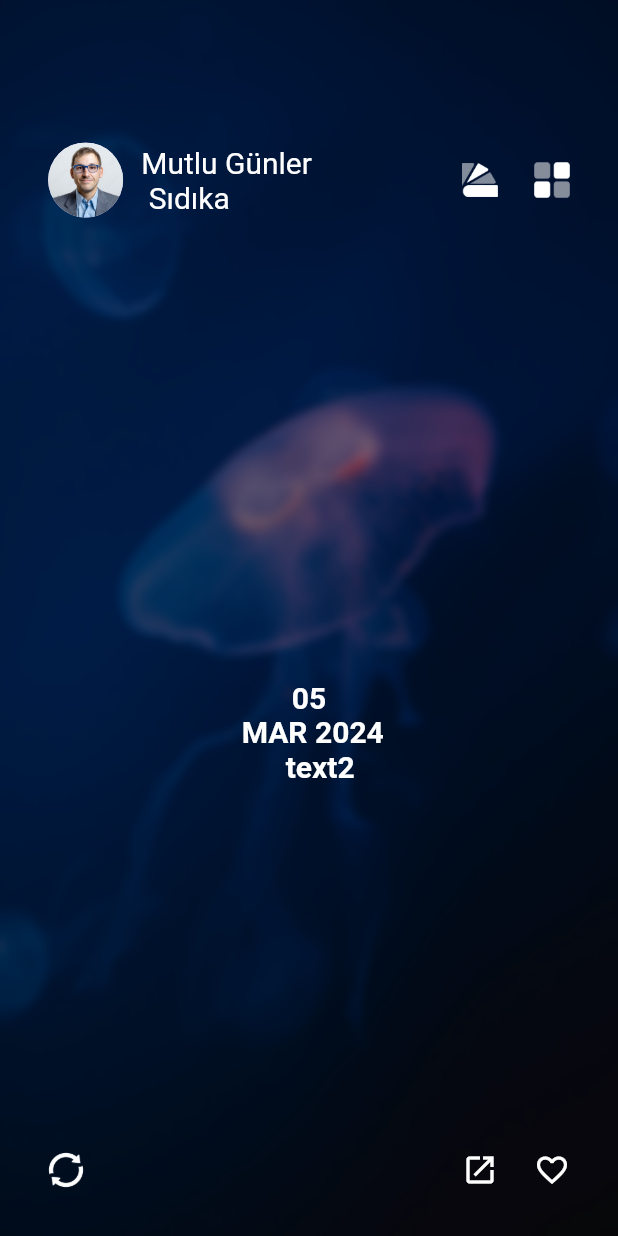
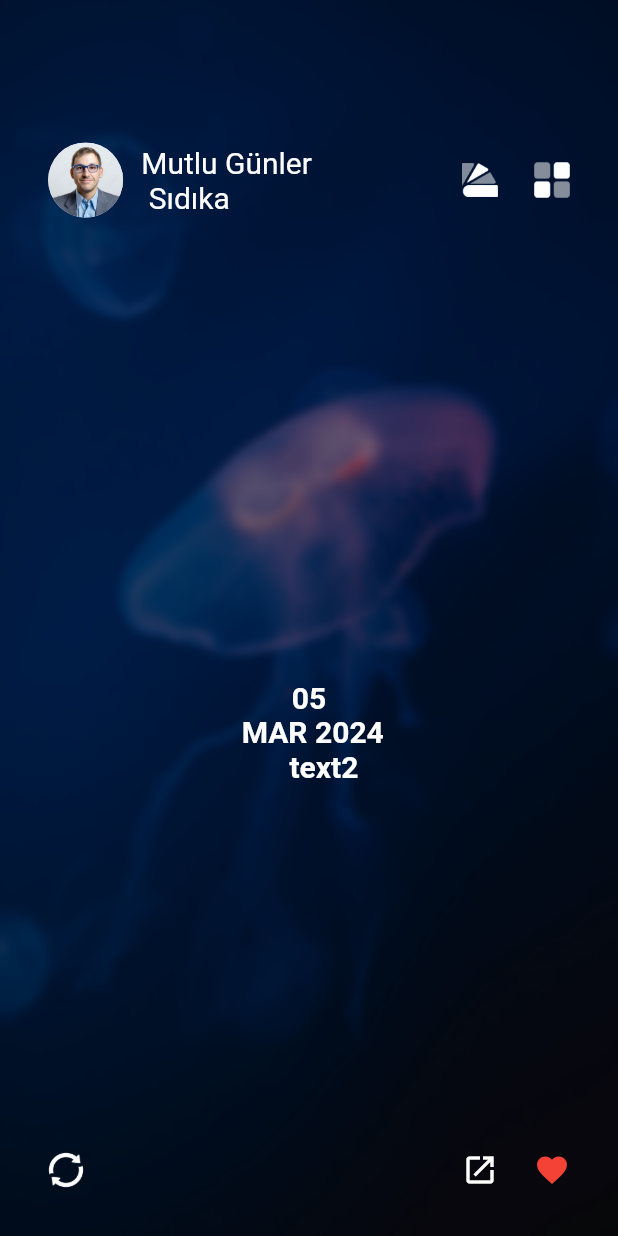
Before and after one commit to sdkozcan1/line_moti, a Flutter app: the screen it shows after launch, after a tap on the "favorite outline" icon, on a phone screen of 412 x 824 dp. Run offline on Flutter 3.47's test engine with Material 3 defaults, Android fonts, the phone set to English and light mode, and no system bars; our stand-ins replace google_fonts, hive_flutter, page_transition; accounts and stored records are empty; Roboto replaces fonts that are missing (Aboreto).

Commit message:
hive işlemleri tamamlandı favori sayfasına ekleniyor sayfadan siliniyor favori iconu çalışıyor

```diff
--- a/lib/main.dart
+++ b/lib/main.dart
@@ -2,32 +2,30 @@ import 'dart:ui';
 import 'package:flutter/material.dart';
 import 'package:google_fonts/google_fonts.dart';
 import 'package:hive_flutter/hive_flutter.dart';
+import 'package:mor_motivasyon/favoritPage.dart';
 import 'package:mor_motivasyon/kategoriModel.dart';
 import 'package:mor_motivasyon/kategori_cart.dart';
 import 'package:mor_motivasyon/splashScreen.dart';
 import 'package:page_transition/page_transition.dart';
 
-const textAndkategoriBox = 'textAndkategori_box';
-var textAndkategoriMap = [
-  {"id": "1", "kategori": "ktg1", "text": "text1"},
-  {"id": "2", "kategori": "ktg2", "text": "text2"},
-  {"id": "3", "kategori": "ktg3", "text": "text3"},
+const textFavoriBox = 'Boxfavori';
+var textList = [
+  {"id": 1, "kategori": "ktg1", "text": "text1"},
+  {"id": 2, "kategori": "ktg2", "text": "text2"},
+  {"id": 3, "kategori": "ktg3", "text": "text3"},
 ];
 void main() async {
-  /* Hive  id,kategori ,text leri veri tabanına aldık ve bu init etmek ve box açmak için gerkeli kod ve verileri göndermek için */
-  WidgetsFlutterBinding.ensureInitialized();
+  /* Hive  init ve openBox */
   await Hive.initFlutter();
-  await Hive.openBox(textAndkategoriBox);
-  var favoriBox = Hive.box(textAndkategoriBox);
-  await favoriBox.putAll(textAndkategoriMap
-      .asMap()
-      .map((key, value) => MapEntry(key.toString(), value)));
+  await Hive.openBox(textFavoriBox);
+
   /* -------------------------------- */
   runApp(MaterialApp(
     initialRoute: '/splash',
     routes: {
       '/splash': (context) => SplashScreen(),
       '/home': (context) => MainPage(),
+      '/favori': (context) => FavoritePage(),
 
       // Add other routes for your app screens here
     },
@@ -43,13 +41,11 @@ class MainPage extends StatefulWidget {
 
 class _MainPageState extends State<MainPage> {
   late Future<MyData> futureData;
-  late Box textKategoriBox;
 
   @override
   void initState() {
     super.initState();
     /* Boxı çağırdık ve uygulama için veri kazanımı yavaşlatmıyor */
-    textKategoriBox = Hive.box(textAndkategoriBox);
 
     futureData = loadMyData();
   }
@@ -68,28 +64,45 @@ class _MainPageState extends State<MainPage> {
     'Pacifico'
   ];
 /* Anasayfadaki texti değiştirme fonksiyonu bu fonksiyon mainpage 3 icon da olan async icon butonu tıklandığında gerçekleşecek */
-  var index = 0;
+  var currentIndex = 0;
   changeText() {
-    if (index < textAndkategoriMap.length - 1) {
-      ++index;
-      print("index artıyor ${index}");
+    if (currentIndex < textList.length - 1) {
+      currentIndex++;
     } else {
-      index = 0;
-      print("index 1 ${index}");
+      currentIndex = 0;
     }
   }
+
   /* ----------------------------- */
+  /* Favori Iconı Tıklaıdğımızda Gerçekleşecek olan olayların Fonksiyonu (Hive veri ekleme silme) */
+  Widget getIcon(int index) {
+    var box = Hive.box(textFavoriBox);
+    if (box.containsKey(currentIndex)) {
+      return Icon(Icons.favorite, color: Colors.red);
+    }
+    return Icon(Icons.favorite_border);
+  }
+
+  void onFavoritePress(int index) {
+    var box = Hive.box(textFavoriBox);
+
+    if (box.containsKey(currentIndex)) {
+      box.delete(currentIndex);
+      print("delete:${currentIndex}: \n ${textList[currentIndex]}");
+
+      return;
+    }
+    box.put(index, textList[currentIndex]);
+    print("put :${currentIndex}: \n ${textList[currentIndex]}");
+  }
+/* ----------------------------------------------------------------- */
 
   @override
   Widget build(BuildContext context) {
     /* Cihazın Sizenı Almak İçin olan Kod */
     final screenSize = MediaQuery.of(context).size;
     /* ------------------ */
-/* hive için kodlar */
-    var textAndkategoriMapItem = textKategoriBox.values.firstWhere(
-        (element) => element['id'] == (index + 1).toString(),
-        orElse: () => null);
-    /* -------------- */
+
     return MaterialApp(
       home: Scaffold(
         body: Builder(
@@ -128,7 +141,7 @@ class _MainPageState extends State<MainPage> {
                           ],
                         ),
                         /* Main page motivasyon Textt */
-                        mainPageMotivasyonTextAndTarih(textAndkategoriMapItem),
+                        mainPageMotivasyonTextAndTarih(),
                         /* MAIN PAGE 3 ICON */
                         threeIcon()
                       ],
@@ -145,7 +158,7 @@ class _MainPageState extends State<MainPage> {
     );
   }
 
-  Center mainPageMotivasyonTextAndTarih(textAndkategoriMapItem) {
+  Center mainPageMotivasyonTextAndTarih() {
     return Center(
       child: RichText(
         textAlign: TextAlign.center,
@@ -158,7 +171,7 @@ class _MainPageState extends State<MainPage> {
               text: '\n MAR 2024',
             ),
             TextSpan(
-              text: "\n   ${textAndkategoriMapItem["text"]} ",
+              text: "\n    ${textList[currentIndex]["text"]}",
             ),
           ],
         ),
@@ -185,18 +198,29 @@ class _MainPageState extends State<MainPage> {
           child: Row(
             children: [
               IconButton(
-                onPressed: () {},
+                onPressed: () {
+                  Navigator.push(
+                    context,
+                    PageTransition(
+                      type: PageTransitionType.rightToLeft,
+                      child: FavoritePage(),
+                    ),
+                  );
+                },
                 icon: Icon(
                   Icons.open_in_new,
                   color: Colors.white,
                 ),
               ),
               IconButton(
-                  onPressed: () {},
-                  icon: Icon(
-                    Icons.favorite_border,
-                    color: Colors.white,
-                  ))
+                onPressed: () {
+                  setState(() {
+                    onFavoritePress(currentIndex);
+                  });
+                },
+                icon: getIcon(currentIndex),
+                color: Colors.white,
+              )
             ],
           ),
         )
```
Also changed, not shown: lib/favoritPage.dart (added, +77 -0 lines), 3 other files.
